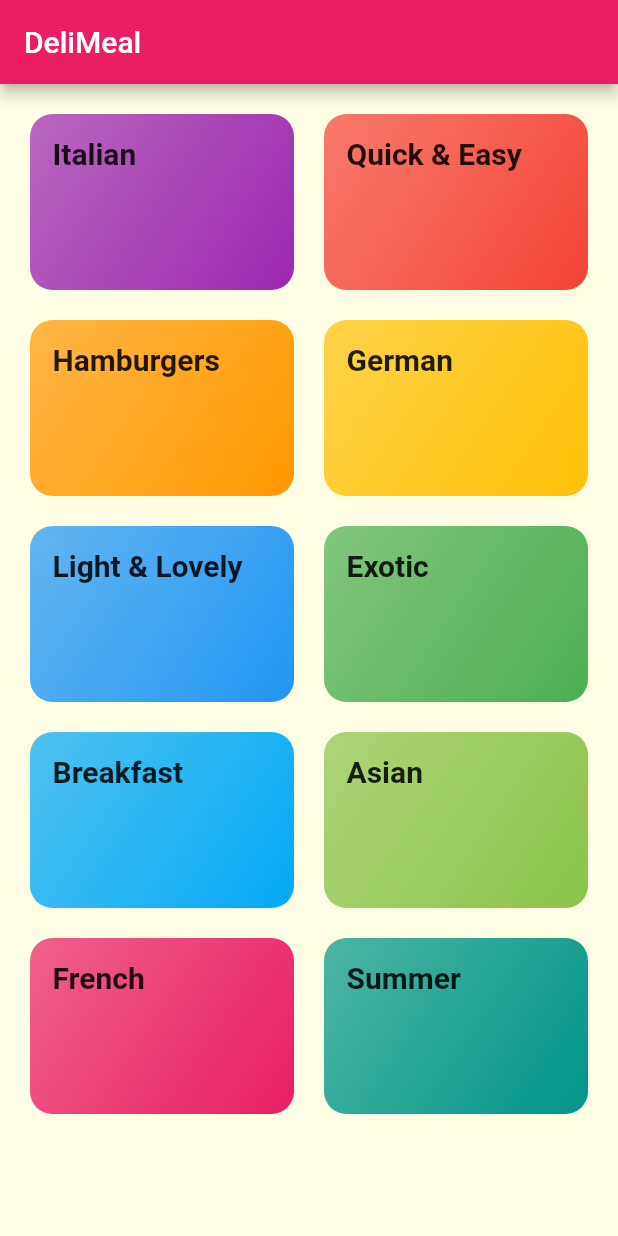
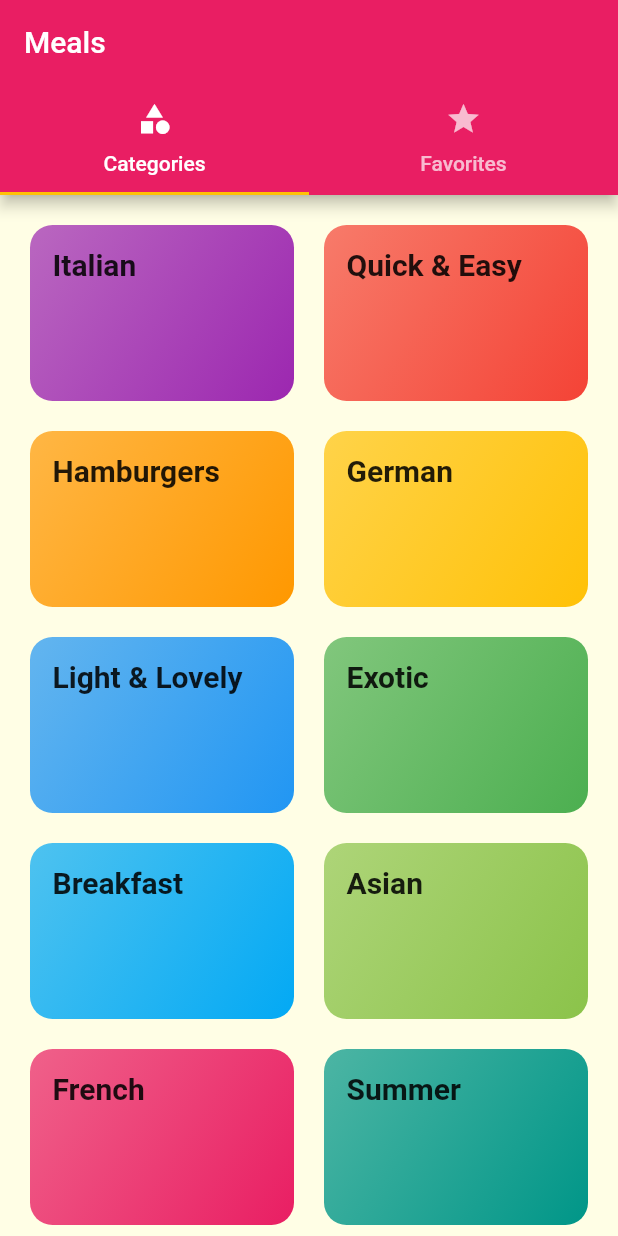
Before and after one commit to serdarsalci/meal_app, a Flutter app: the screen it shows after launch, on a phone screen of 412 x 824 dp. Run offline on Flutter 3.47's test engine with Material 2 defaults, Android fonts, the phone set to English and light mode, and no system bars; Roboto replaces fonts that are missing (Raleway, RobotoCondensed).

Commit message:
part 173 -- Adding a TabBar to the Appbar

```diff
--- a/lib/main.dart
+++ b/lib/main.dart
@@ -2,6 +2,7 @@ import 'package:flutter/material.dart';
 import 'package:flutter/widgets.dart';
 import './screens/category_meals_screen.dart';
 import './screens/meal_detail_screen.dart';
+import './screens/tabs_screen.dart';
 
 import 'screens/categories_screen.dart';
 
@@ -28,7 +29,7 @@ class MyApp extends StatelessWidget {
       // home: CategoriesScreen(),
       initialRoute: '/', // default is '/' ,
       routes: {
-        '/': (ctx) => CategoriesScreen(),
+        '/': (ctx) => TabsScreen(),
         CategoryMealsScreen.routeName: (ctx) => CategoryMealsScreen(),
         MealDetailScreen.routeName: (ctx) => MealDetailScreen(),
       },
--- a/lib/screens/categories_screen.dart
+++ b/lib/screens/categories_screen.dart
@@ -6,9 +6,7 @@ import '../dummy_data.dart';
 class CategoriesScreen extends StatelessWidget {
   @override
   Widget build(BuildContext context) {
-    return Scaffold(
-      appBar: AppBar(title: const Text('DeliMeal')),
-      body: GridView(
+    return GridView(
       padding: const EdgeInsets.all(20),
       children: DUMMY_CATEGORIES
           .map((catData) =>
@@ -19,7 +17,6 @@ class CategoriesScreen extends StatelessWidget {
           childAspectRatio: 3 / 2,
           crossAxisSpacing: 20,
           mainAxisSpacing: 20),
-      ),
     );
   }
 }
--- /dev/null
+++ b/lib/screens/favorites_screen.dart
@@ -0,0 +1,8 @@
+import 'package:flutter/material.dart';
+
+class FavoritesScreen extends StatelessWidget {
+  @override
+  Widget build(BuildContext context) {
+    return Container();
+  }
+}
--- /dev/null
+++ b/lib/screens/tabs_screen.dart
@@ -0,0 +1,35 @@
+import 'package:flutter/material.dart';
+import './categories_screen.dart';
+import './favorites_screen.dart';
+
+class TabsScreen extends StatefulWidget {
+  @override
+  _TabsScreenState createState() => _TabsScreenState();
+}
+
+class _TabsScreenState extends State<TabsScreen> {
+  @override
+  Widget build(BuildContext context) {
+    return DefaultTabController(
+      length: 2,
+      // initialIndex: 1,
+      child: Scaffold(
+        appBar: AppBar(
+          title: Text('Meals'),
+          bottom: TabBar(
+            tabs: [
+              Tab(icon: Icon(Icons.category), text: 'Categories'),
+              Tab(icon: Icon(Icons.star), text: 'Favorites'),
+            ],
+          ),
+        ),
+        body: TabBarView(
+          children: [
+            CategoriesScreen(),
+            FavoritesScreen(),
+          ],
+        ),
+      ),
+    );
+  }
+}
```
Lines whose indentation alone changed are shown as unchanged.
